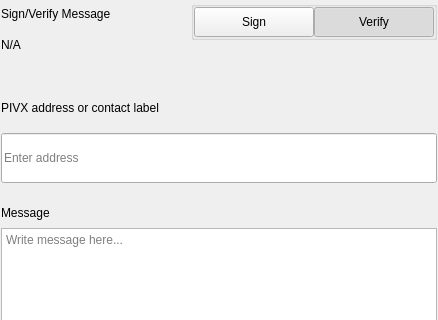
Before: the Qt Designer form src/qt/pivx/settings/forms/settingssignmessagewidgets.ui in THETCR/rpicore, drawn with Qt 5; both pictures show x 0 to 438 and y 0 to 320 of the 438 by 579 pixel window.
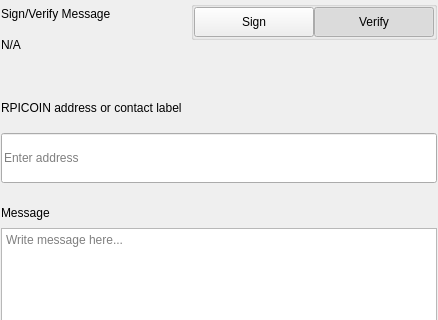
After: the same form once the commit is applied.

```diff
--- a/src/qt/pivx/settings/forms/settingssignmessagewidgets.ui
+++ b/src/qt/pivx/settings/forms/settingssignmessagewidgets.ui
@@ -276,7 +276,7 @@
                </size>
               </property>
               <property name="text">
-               <string>PIVX address or contact label</string>
+               <string>RPICOIN address or contact label</string>
               </property>
              </widget>
             </item>
```
